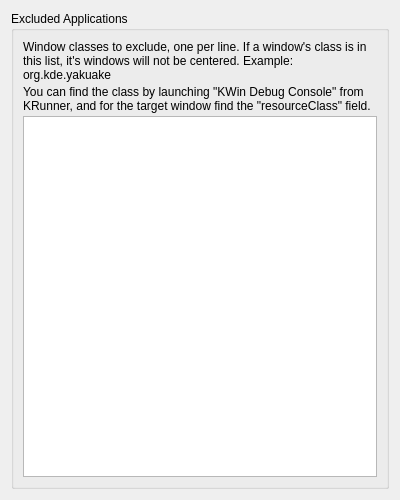
Merrit/kwin-center-new-windows, file contents/ui/config.ui: the form before one commit.
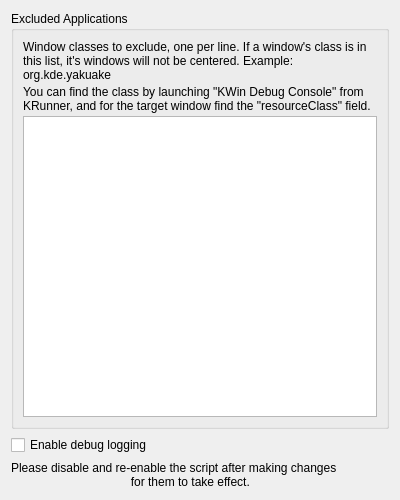
The form after the commit.

Commit message: fix: make debug logs optional

What changed in the file:
```diff
--- a/contents/ui/config.ui
+++ b/contents/ui/config.ui
@@ -98,6 +98,30 @@
                             </layout>
                         </widget>
                     </item>
+                    <item>
+                        <widget class="QCheckBox" name="kcfg_EnableDebugLogging">
+                            <property name="text">
+                                <string>Enable debug logging</string>
+                            </property>
+                            <property name="checked">
+                                <bool>false</bool>
+                            </property>
+                        </widget>
+                    </item>
+                    <item>
+                        <widget class="QLabel" name="label_notice">
+                            <property name="text">
+                                <string>Please disable and re-enable the script after making changes
+                                    for them to take effect.</string>
+                            </property>
+                            <property name="wordWrap">
+                                <bool>true</bool>
+                            </property>
+                            <property name="margin">
+                                <number>6</number>
+                            </property>
+                        </widget>
+                    </item>
                 </layout>
             </item>
         </layout>
```
The commit also changes 3 other files.
